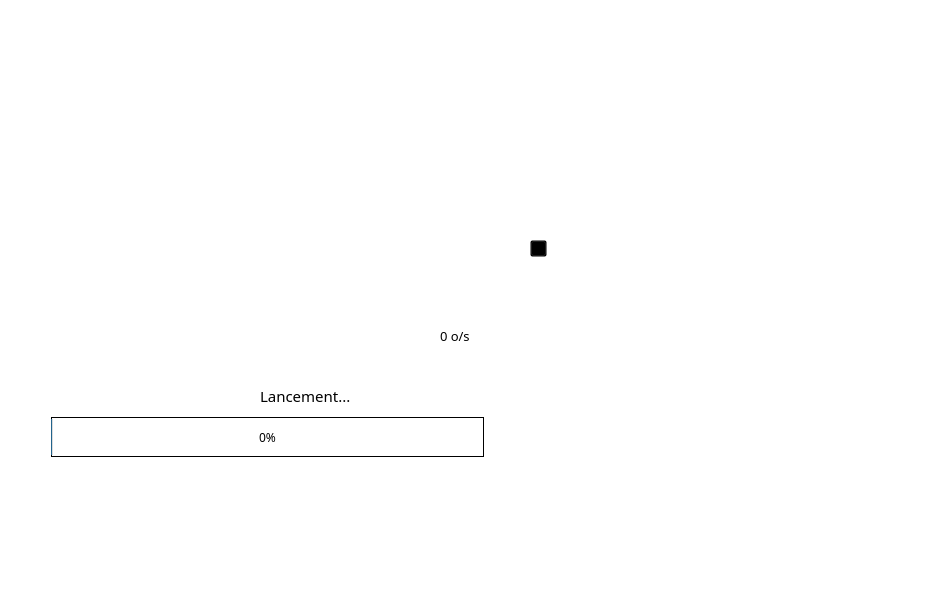
First picture: the form in gui/launcher.ui, repository mangaMag/AzoteLauncher, before the edit.
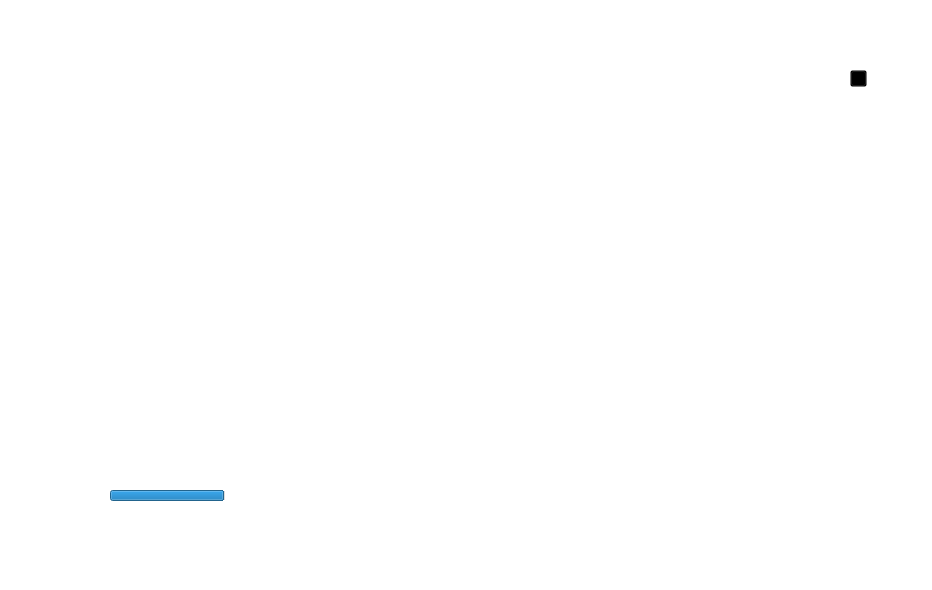
Second picture: the form after the edit. Icons and pictures are not drawn.

Commit message: Display progress bar and install button [WIP]

What changed in the file:
```diff
--- a/gui/launcher.ui
+++ b/gui/launcher.ui
@@ -35,10 +35,10 @@
     </property>
     <property name="geometry">
      <rect>
-      <x>610</x>
-      <y>200</y>
-      <width>125</width>
-      <height>127</height>
+      <x>500</x>
+      <y>510</y>
+      <width>184</width>
+      <height>56</height>
      </rect>
     </property>
     <property name="cursor">
@@ -70,8 +70,8 @@
    <widget class="QLabel" name="labelDownloadSpeed">
     <property name="geometry">
      <rect>
-      <x>440</x>
-      <y>320</y>
+      <x>110</x>
+      <y>500</y>
       <width>181</width>
       <height>31</height>
      </rect>
@@ -85,7 +85,8 @@
      </font>
     </property>
     <property name="styleSheet">
-     <string notr="true">background:transparent;</string>
+     <string notr="true">background:transparent;
+color:white;</string>
     </property>
     <property name="text">
      <string>0 o/s</string>
@@ -97,30 +98,31 @@
    <widget class="QProgressBar" name="progressBarTotal">
     <property name="geometry">
      <rect>
-      <x>51</x>
-      <y>417</y>
-      <width>433</width>
-      <height>40</height>
+      <x>110</x>
+      <y>490</y>
+      <width>573</width>
+      <height>11</height>
      </rect>
     </property>
     <property name="font">
      <font>
-      <family>Calibri Light</family>
+      <pointsize>-1</pointsize>
      </font>
     </property>
     <property name="styleSheet">
      <string notr="true">QProgressBar {
-	border: 1px solid black;
-	background-color: rgba(255, 255, 255, 180);
-	background:transparent;
+	border: none;
+	background-image: url(:/ressources/download_play/bar_empty.png);
 	padding: 0px;
+	color:white;
+	font-size:10px;
 }
 QProgressBar::chunk {
 	background-image: url(:/ressources/azendar_loadbar.png);
  }</string>
     </property>
     <property name="value">
-     <number>0</number>
+     <number>20</number>
     </property>
     <property name="alignment">
      <set>Qt::AlignCenter</set>
@@ -187,8 +189,8 @@
    <widget class="QPushButton" name="settingsButton">
     <property name="geometry">
      <rect>
-      <x>530</x>
-      <y>240</y>
+      <x>850</x>
+      <y>70</y>
       <width>17</width>
       <height>17</height>
      </rect>
@@ -207,8 +209,8 @@
    <widget class="QLabel" name="labelStatus">
     <property name="geometry">
      <rect>
-      <x>260</x>
-      <y>380</y>
+      <x>110</x>
+      <y>460</y>
       <width>411</width>
       <height>31</height>
      </rect>
@@ -220,7 +222,8 @@
      </font>
     </property>
     <property name="styleSheet">
-     <string notr="true">background:transparent;</string>
+     <string notr="true">background:transparent;
+color:white;</string>
     </property>
     <property name="text">
      <string>Lancement...</string>
```
Left out of the diff: 6 changed lines with no effect on the pictures. The commit also changes 5 other files.
